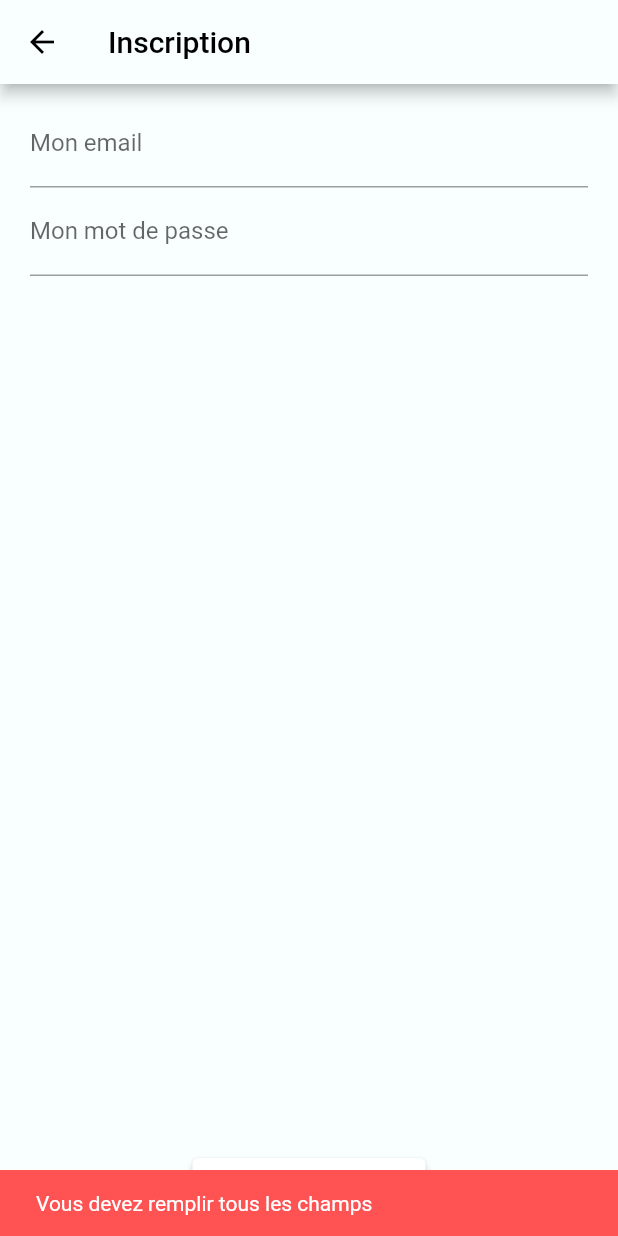
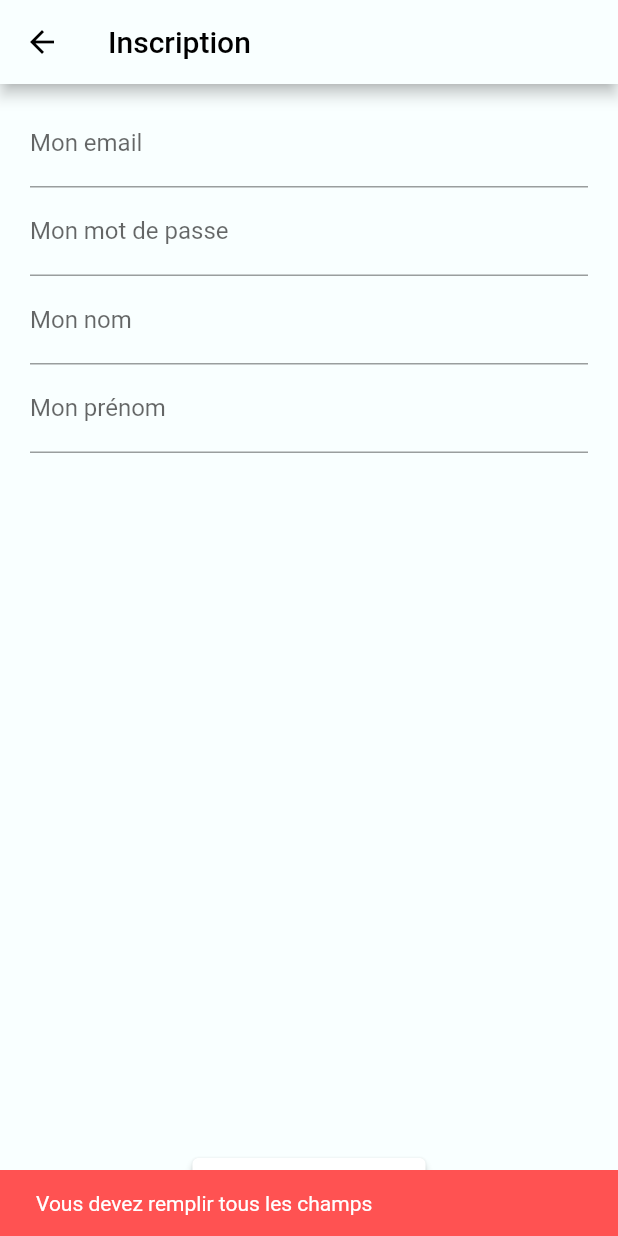
Before and after one commit to Ancelotow/esgi-sixt-graphql, a Flutter app: the RegisterScreen screen opened by its route, after a tap on an icon or button, on a phone screen of 412 x 824 dp. Run offline on Flutter 3.47's test engine with Material 2 defaults, Android fonts, the phone set to English and light mode, and no system bars; our stand-ins replace bloc, flutter_bloc, google_fonts, graphql_flutter, hive; accounts and stored records are empty.

Commit message:
Register user done !

```diff
--- a/app/lib/signIn_signUp/register_screen.dart
+++ b/app/lib/signIn_signUp/register_screen.dart
@@ -1,6 +1,5 @@
 import 'package:app/models/users.dart';
 import 'package:app/users_bloc/users_bloc.dart';
-import 'package:dbcrypt/dbcrypt.dart';
 import 'package:flutter/material.dart';
 import 'package:flutter_bloc/flutter_bloc.dart';
 
@@ -13,6 +12,8 @@ class RegisterScreen extends StatelessWidget {
 
   final TextEditingController _emailController = TextEditingController();
   final TextEditingController _passwordController = TextEditingController();
+  final TextEditingController _firstnameController = TextEditingController();
+  final TextEditingController _lastnameController = TextEditingController();
 
   RegisterScreen({Key? key}) : super(key: key);
 
@@ -44,6 +45,18 @@ class RegisterScreen extends StatelessWidget {
               controller: _passwordController,
               decoration: const InputDecoration(
                 labelText: "Mon mot de passe",
+              ),
+            ),
+            TextField(
+              controller: _lastnameController,
+              decoration: const InputDecoration(
+                labelText: "Mon nom",
+              ),
+            ),
+            TextField(
+              controller: _firstnameController,
+              decoration: const InputDecoration(
+                labelText: "Mon prénom",
               ),
             ),
             const Spacer(),
@@ -95,13 +108,16 @@ class RegisterScreen extends StatelessWidget {
 
   void _onAddUser(BuildContext context) {
     var bloc = BlocProvider.of<UsersBloc>(context);
-    if (_emailController.text != "" && _passwordController.text != "") {
-      final hashedPassword =
-          DBCrypt().hashpw(_passwordController.text, DBCrypt().gensalt());
+    if (_emailController.text != "" &&
+        _passwordController.text != "" &&
+        _lastnameController.text != "" &&
+        _firstnameController.text != "") {
       final user = User(
         id: '',
         email: _emailController.text,
-        password: hashedPassword,
+        password: _passwordController.text,
+        lastname: _lastnameController.text,
+        firstname: _firstnameController.text,
       );
       bloc.add(AddUser(user: user));
     } else {
```
Also changed, not shown: app/lib/data_sources/api_users_data_source.dart (+21 -5 lines).
